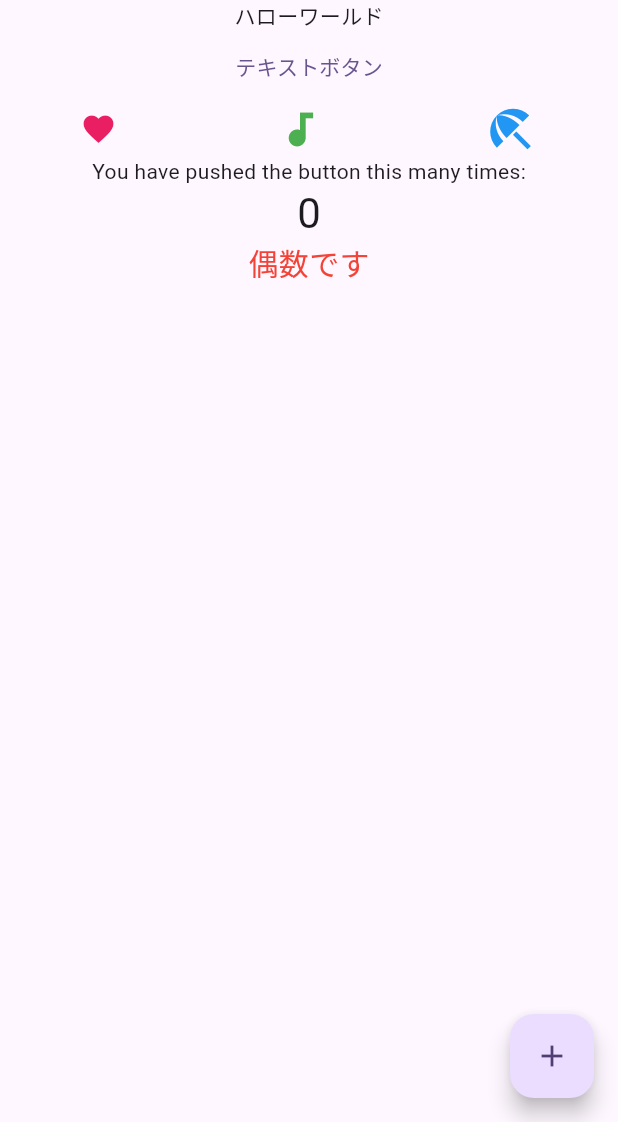
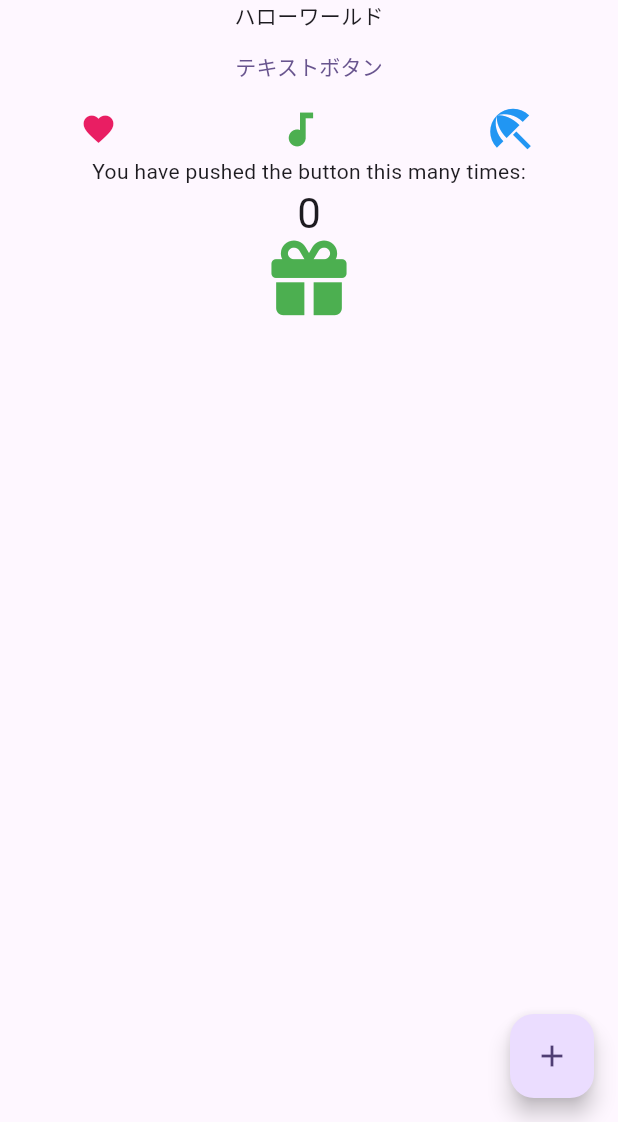
Before and after one commit to morieeeenyo/helloworld, a Flutter app: the screen it shows after launch, on a phone screen of 412 x 824 dp, the part 114-1236 px from its top. Run offline on Flutter 3.47's test engine with Material 3 defaults, Android fonts, the phone set to English and light mode, and no system bars; our stand-ins replace font_awesome_flutter.

Commit message:
chore: iconの表示

```diff
--- a/lib/main.dart
+++ b/lib/main.dart
@@ -1,4 +1,5 @@
 import 'package:flutter/material.dart';
+import 'package:font_awesome_flutter/font_awesome_flutter.dart';
 
 void main() {
   runApp(const MyApp());
@@ -84,7 +85,7 @@ class _MyHomePageState extends State<MyHomePage> {
         backgroundColor: Theme.of(context).colorScheme.inversePrimary,
         // Here we take the value from the MyHomePage object that was created by
         // the App.build method, and use it to set our appbar title.
-        title: Row(children: const [
+        title: const Row(children: [
           Icon(Icons.create),
           Text("初めてのタイトル"),
         ]),
@@ -139,11 +140,11 @@ class _MyHomePageState extends State<MyHomePage> {
                 '$_counter',
                 style: Theme.of(context).textTheme.headlineMedium,
               ),
+              const Icon(FontAwesomeIcons.gift,
+                  color: Colors.green, size: 50.0),
             ],
           ),
         ),
-        if (_counter % 2 == 0)
-          const Text('偶数です', style: TextStyle(fontSize: 20, color: Colors.red)),
       ]),
       // body: Center(
       //   // Center is a layout widget. It takes a single child and positions it
--- a/pubspec.yaml
+++ b/pubspec.yaml
@@ -30,6 +30,7 @@ environment:
 dependencies:
   flutter:
     sdk: flutter
+  font_awesome_flutter: ^10.7.0
 
 
   # The following adds the Cupertino Icons font to your application.
```
Also changed, not shown: pubspec.lock.
